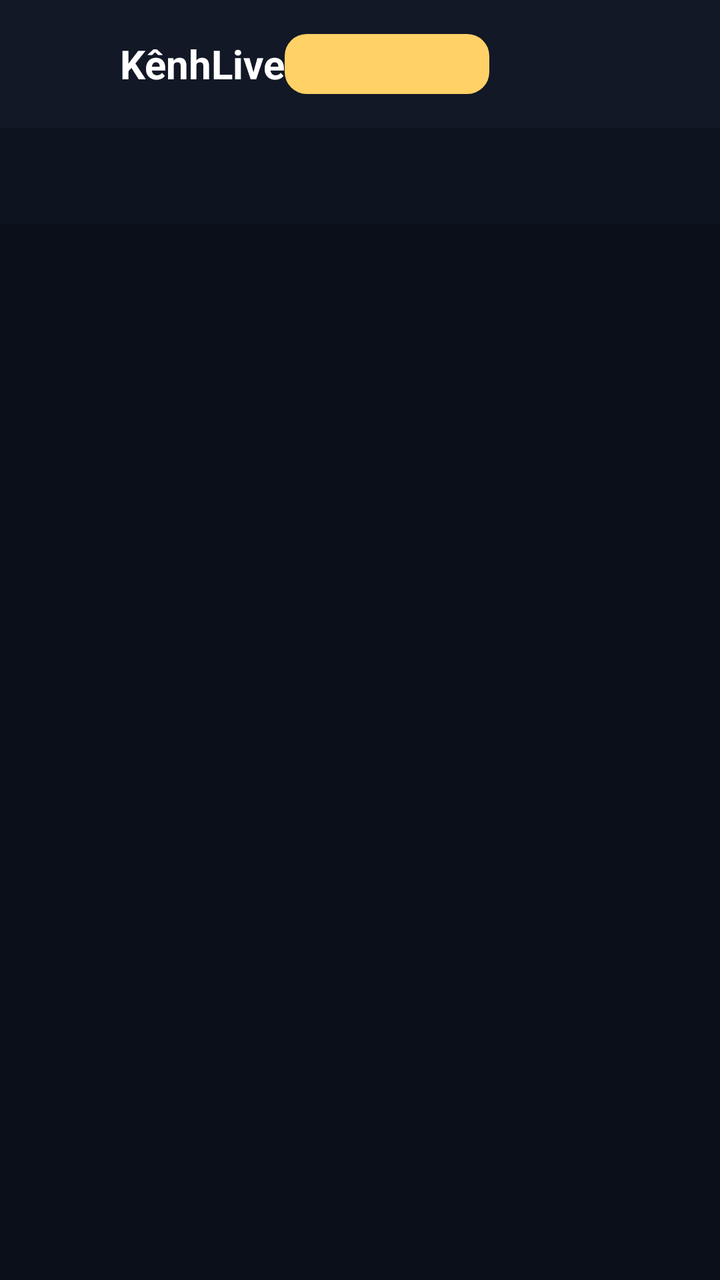
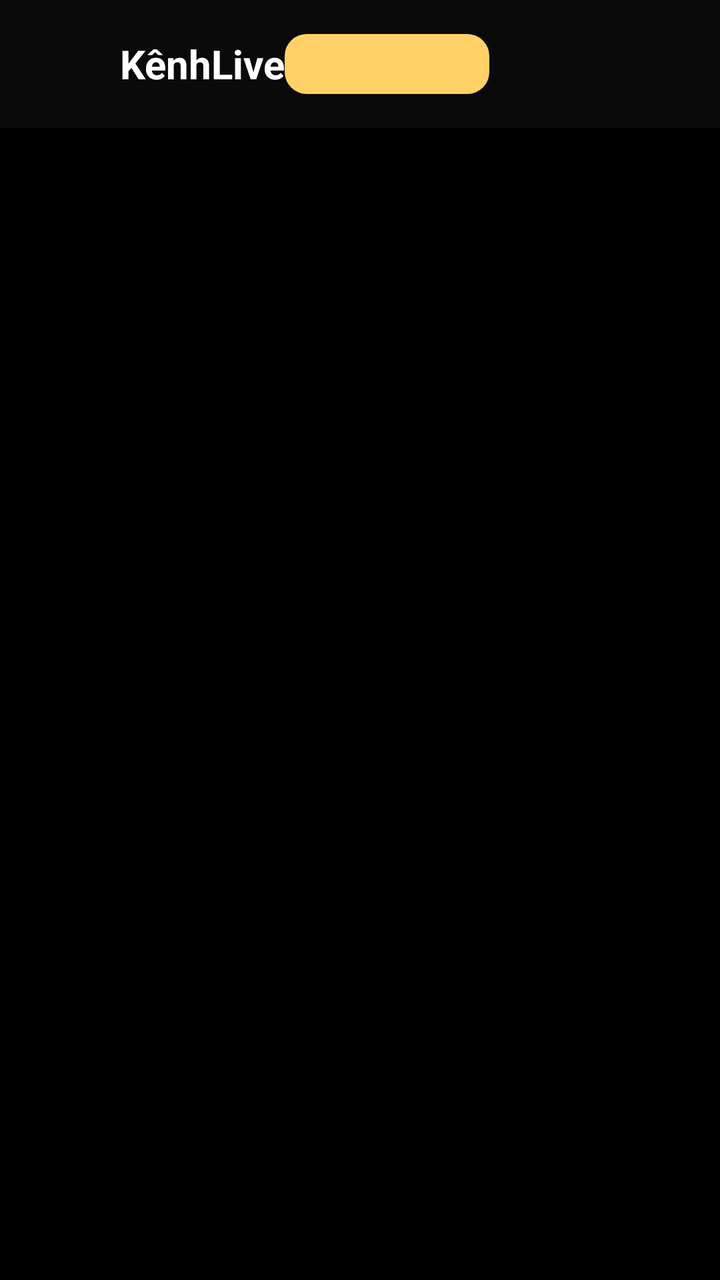

Two renders of the same Android screen: before a commit and after it. Below are the layout's source before the change and the commit's diff.
<!-- AndroidManifest.xml: application theme Theme.AppCompat.NoActionBar -->
<!-- res/layout/activity_main.xml -->
<?xml version="1.0" encoding="utf-8"?>
<LinearLayout xmlns:android="http://schemas.android.com/apk/res/android"
    xmlns:app="http://schemas.android.com/apk/res-auto"
    android:layout_width="match_parent"
    android:layout_height="match_parent"
    android:orientation="vertical"
    android:background="#0B0F19">

    
    <LinearLayout
        android:layout_width="match_parent"
        android:layout_height="wrap_content"
        android:padding="14dp"
        android:orientation="horizontal"
        android:gravity="center_vertical"
        android:background="#121826">

        <ImageView
            android:layout_width="36dp"
            android:layout_height="36dp"
            android:src="@mipmap/ic_launcher"
            android:contentDescription="@string/app_name" />

        <TextView
            android:layout_width="wrap_content"
            android:layout_height="wrap_content"
            android:layout_marginLeft="10dp"
            android:text="KênhLive"
            android:textColor="#FFFFFF"
            android:textSize="20sp"
            android:textStyle="bold" />

        <TextView
            android:id="@+id/multiBtn"
            android:layout_width="wrap_content"
            android:layout_height="wrap_content"
            android:text="⬚ Multi-view"
            android:textColor="#FFD166"
            android:textSize="13sp"
            android:textStyle="bold"
            android:background="@drawable/pill_viewers"
            android:paddingLeft="14dp"
            android:paddingRight="14dp"
            android:paddingTop="6dp"
            android:paddingBottom="6dp"
            android:layout_marginRight="10dp"
            android:focusable="true" />

        <TextView
            android:id="@+id/countText"
            android:layout_width="0dp"
            android:layout_weight="1"
            android:layout_height="wrap_content"
            android:layout_marginLeft="12dp"
            android:textColor="#6B7490"
            android:textSize="12sp"
            android:gravity="right" />
    </LinearLayout>

    
    <com.google.android.material.tabs.TabLayout
        android:id="@+id/tabLayout"
        android:layout_width="match_parent"
        android:layout_height="wrap_content"
        android:background="#0E1320"
        app:tabTextColor="#6B7490"
        app:tabSelectedTextColor="#4CC9F0"
        app:tabIndicatorColor="#4CC9F0"
        app:tabIndicatorHeight="3dp"
        app:tabMode="fixed"
        app:tabGravity="fill" />

    
    <androidx.viewpager2.widget.ViewPager2
        android:id="@+id/viewPager"
        android:layout_width="match_parent"
        android:layout_height="match_parent" />
</LinearLayout>
<!-- resources referenced by this layout -->
<resources>
  <!-- drawable pill_viewers (drawable) -->
  <?xml version="1.0" encoding="utf-8"?>
  <shape xmlns:android="http://schemas.android.com/apk/res/android" android:shape="rectangle">
      <solid android:color="#FFD166" />
      <corners android:radius="11dp" />
  </shape>
  <!-- mipmap ic_launcher (mipmap-anydpi-v26) -->
  <?xml version="1.0" encoding="utf-8"?>
  <adaptive-icon xmlns:android="http://schemas.android.com/apk/res/android">
      <background android:drawable="@mipmap/ic_launcher_background" />
      <foreground android:drawable="@mipmap/ic_launcher_foreground" />
  </adaptive-icon>
  <string name="app_name">KênhLive</string>
</resources>

<!-- the commit's change to res/layout/activity_main.xml (unified diff, before → after) -->
@@ -4,7 +4,7 @@
     android:layout_width="match_parent"
     android:layout_height="match_parent"
     android:orientation="vertical"
-    android:background="#0B0F19">
+    android:background="#000000">
 
     
     <LinearLayout
@@ -13,7 +13,7 @@
         android:padding="14dp"
         android:orientation="horizontal"
         android:gravity="center_vertical"
-        android:background="#121826">
+        android:background="#0A0A0A">
 
         <ImageView
             android:layout_width="36dp"
@@ -52,7 +52,7 @@
             android:layout_weight="1"
             android:layout_height="wrap_content"
             android:layout_marginLeft="12dp"
-            android:textColor="#6B7490"
+            android:textColor="#8890A6"
             android:textSize="12sp"
             android:gravity="right" />
     </LinearLayout>
@@ -62,8 +62,8 @@
         android:id="@+id/tabLayout"
         android:layout_width="match_parent"
         android:layout_height="wrap_content"
-        android:background="#0E1320"
-        app:tabTextColor="#6B7490"
+        android:background="#000000"
+        app:tabTextColor="#8890A6"
         app:tabSelectedTextColor="#4CC9F0"
         app:tabIndicatorColor="#4CC9F0"
         app:tabIndicatorHeight="3dp"
